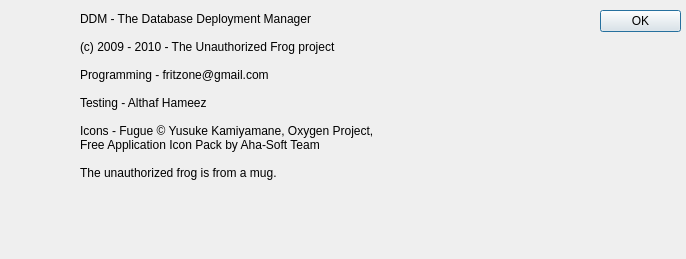
Before: the Qt Designer form AboutBoxDialog.ui in fritzone/ddm, drawn with Qt 5.
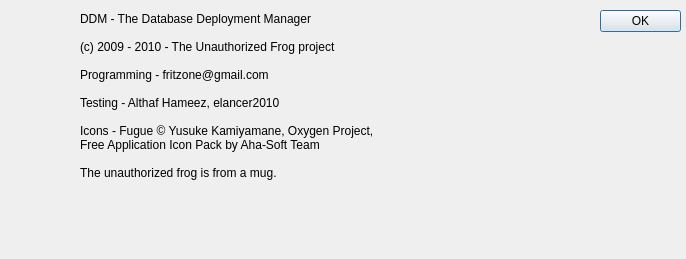
After: the same form once the commit is applied. Icons and pictures are not drawn.

```diff
--- a/AboutBoxDialog.ui
+++ b/AboutBoxDialog.ui
@@ -10,6 +10,18 @@
     <height>259</height>
    </rect>
   </property>
+  <property name="minimumSize">
+   <size>
+    <width>686</width>
+    <height>259</height>
+   </size>
+  </property>
+  <property name="maximumSize">
+   <size>
+    <width>686</width>
+    <height>259</height>
+   </size>
+  </property>
   <property name="windowTitle">
    <string>Dialog</string>
   </property>
@@ -61,7 +73,7 @@
 
 Programming - fritzone@gmail.com
 
-Testing - Althaf Hameez
+Testing - Althaf Hameez, elancer2010
 
 Icons - Fugue © Yusuke Kamiyamane, Oxygen Project, 
 Free Application Icon Pack by Aha-Soft Team 
```
